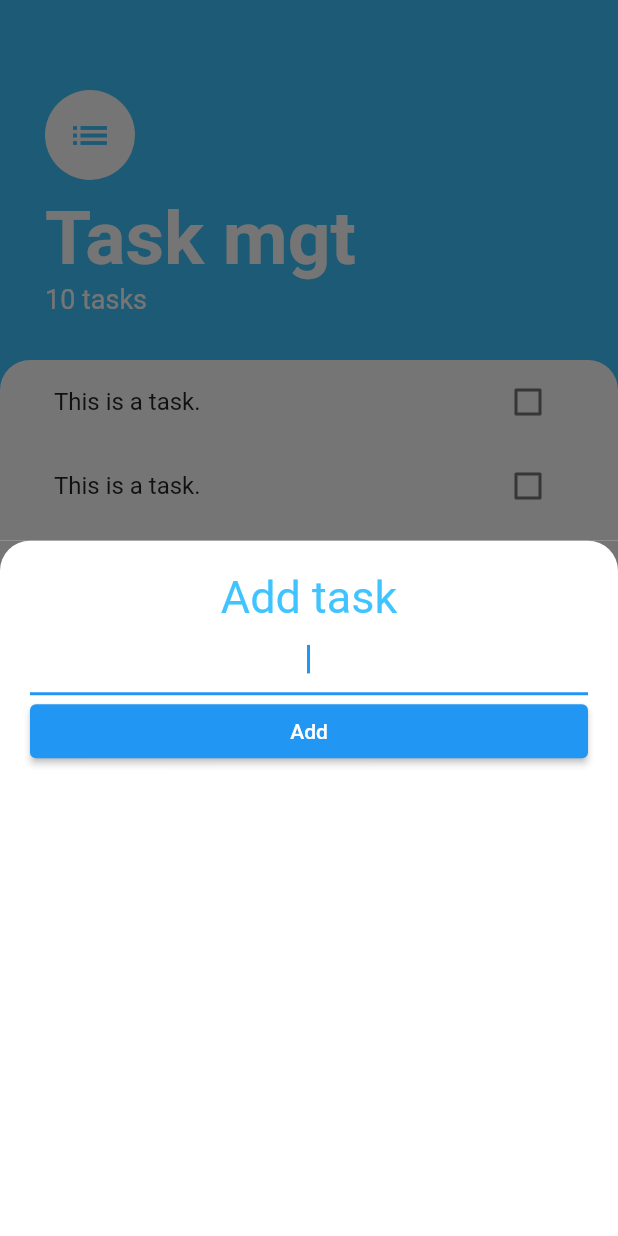
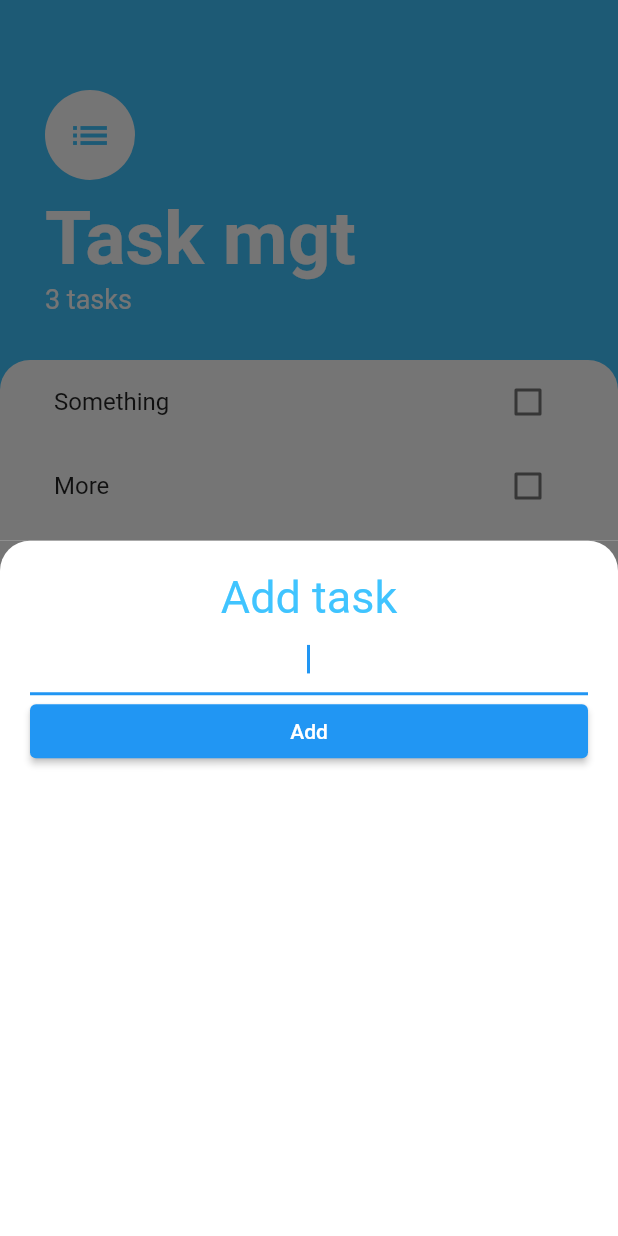
Before and after one commit to akgmage/planner, a Flutter app: the screen it shows after launch, after a tap on the "add" icon, on a phone screen of 412 x 824 dp. Run offline on Flutter 3.47's test engine with Material 2 defaults, Android fonts, the phone set to English and light mode, and no system bars.

```diff
--- a/lib/screens/add_task_screen.dart
+++ b/lib/screens/add_task_screen.dart
@@ -2,10 +2,11 @@ import 'package:flutter/cupertino.dart';
 import 'package:flutter/material.dart';
 
 class AddTaskScreen extends StatelessWidget {
-  const AddTaskScreen({Key? key}) : super(key: key);
-
+  final Function addTaskCallback;
+  AddTaskScreen(this.addTaskCallback);
   @override
   Widget build(BuildContext context) {
+    String? newTaskTitle;
     return Container(
       color: Color(0xFF757575),
       child: Container(
@@ -28,9 +29,13 @@ class AddTaskScreen extends StatelessWidget {
             TextField(
               autofocus: true,
               textAlign: TextAlign.center,
+              onChanged: (newText) {
+                newTaskTitle = newText;
+              },
             ),
             ElevatedButton(
               onPressed: () {
+                addTaskCallback(newTaskTitle);
                 // Add task to the list
               },
               child: Text(
--- a/lib/screens/task.dart
+++ b/lib/screens/task.dart
@@ -1,9 +1,21 @@
 import 'package:flutter/material.dart';
+import 'package:tskmgt/models/task.dart';
 import 'package:tskmgt/widgets/tasks_list.dart';
 
 import 'add_task_screen.dart';
 
-class TasksScreen extends StatelessWidget {
+class TasksScreen extends StatefulWidget {
+  @override
+  State<TasksScreen> createState() => _TasksScreenState();
+}
+
+class _TasksScreenState extends State<TasksScreen> {
+  List<Task> tasks = [
+    Task(name: 'Something'),
+    Task(name: 'More'),
+    Task(name: 'More..'),
+  ];
+
   @override
   Widget build(BuildContext context) {
     return Scaffold(
@@ -13,7 +25,12 @@ class TasksScreen extends StatelessWidget {
           showModalBottomSheet(
               context: context,
               //isScrollControlled: true,
-              builder: (context) => AddTaskScreen());
+              builder: (context) => AddTaskScreen((newTaskTitle) {
+                    setState(() {
+                      tasks.add(Task(name: newTaskTitle));
+                    });
+                    Navigator.pop(context);
+                  }));
         },
         child: Icon(Icons.add),
       ),
@@ -46,7 +63,7 @@ class TasksScreen extends StatelessWidget {
                   ),
                 ),
                 Text(
-                  '10 tasks',
+                  '${tasks.length} tasks',
                   style: TextStyle(
                     color: Colors.white,
                     fontSize: 18,
@@ -65,7 +82,7 @@ class TasksScreen extends StatelessWidget {
                   topRight: Radius.circular(20),
                 ),
               ),
-              child: TasksList(),
+              child: TasksList(tasks),
             ),
           ),
         ],
--- a/lib/widgets/tasks_list.dart
+++ b/lib/widgets/tasks_list.dart
@@ -3,31 +3,28 @@ import 'package:tskmgt/models/task.dart';
 import 'package:tskmgt/widgets/tasks_tile.dart';
 
 class TasksList extends StatefulWidget {
+  final List<Task> tasks;
+  TasksList(this.tasks);
   @override
   State<TasksList> createState() => _TasksListState();
 }
 
 class _TasksListState extends State<TasksList> {
-  List<Task> tasks = [
-    Task(name: 'Something'),
-    Task(name: 'More'),
-    Task(name: 'More..'),
-  ];
   @override
   Widget build(BuildContext context) {
     return ListView.builder(
       itemBuilder: (context, index) {
         return TaskTile(
-          isChecked: tasks[index].isDone,
-          taskTitle: tasks[index].name,
+          isChecked: widget.tasks[index].isDone,
+          taskTitle: widget.tasks[index].name,
           checkboxCallback: (bool? checkboxState) {
             setState(() {
-              tasks[index].toggleDone();
+              widget.tasks[index].toggleDone();
             });
           },
         );
       },
-      itemCount: tasks.length,
+      itemCount: widget.tasks.length,
     );
   }
 }
--- a/lib/widgets/tasks_tile.dart
+++ b/lib/widgets/tasks_tile.dart
@@ -12,7 +12,7 @@ class TaskTile extends StatelessWidget {
   Widget build(BuildContext context) {
     return ListTile(
       title: Text(
-        'This is a task.',
+        taskTitle,
         style: TextStyle(
             decoration: isChecked ? TextDecoration.lineThrough : null),
       ),
```
